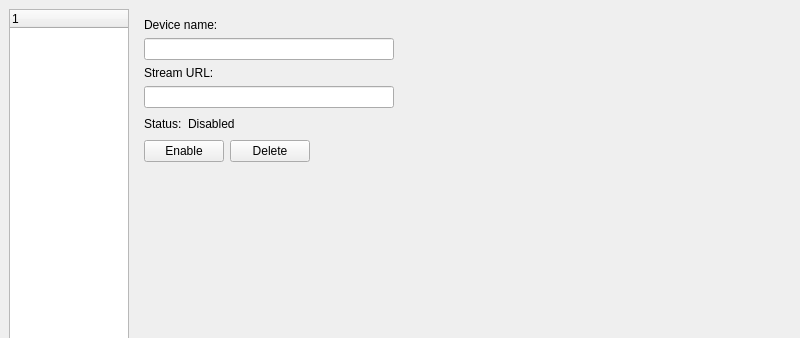
This is main_window2.ui in Viva-Fidel/python-vms as Qt 5 draws it before an edit; both pictures show x 0 to 800 and y 0 to 338 of the 800 by 600 pixel window. The edited form follows.
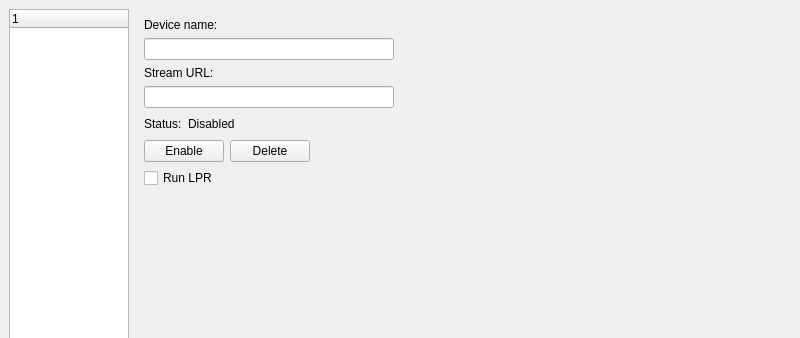
This is the edited form.

```diff
--- a/main_window2.ui
+++ b/main_window2.ui
@@ -432,7 +432,16 @@
            </layout>
           </item>
           <item>
-           <spacer name="rtsp_page_verticalSpacer">
+           <layout class="QVBoxLayout" name="rtsp_page_analytics_checkboxes_verticalLayout">
+            <item>
+             <widget class="QCheckBox" name="rtsp_run_lpr_checkBox">
+              <property name="text">
+               <string>Run LPR</string>
+              </property>
+             </widget>
+            </item>
+            <item>
+             <spacer name="rtsp_page_analytics_checkboxes_verticalSpacer">
             <property name="orientation">
              <enum>Qt::Vertical</enum>
             </property>
@@ -443,6 +452,8 @@
              </size>
             </property>
            </spacer>
+            </item>
+           </layout>
           </item>
          </layout>
         </item>
```
Left out of the diff: 23 changed lines with no effect on the pictures. Lines whose indentation alone changed are shown as unchanged.
